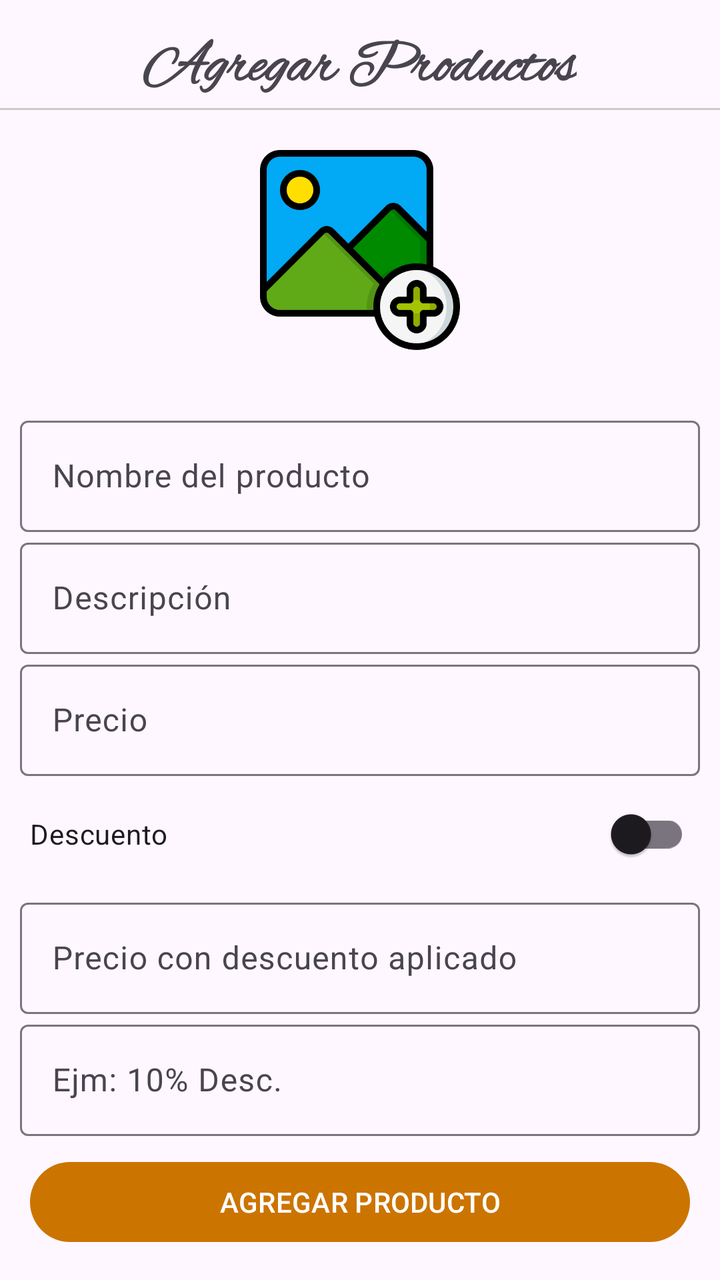
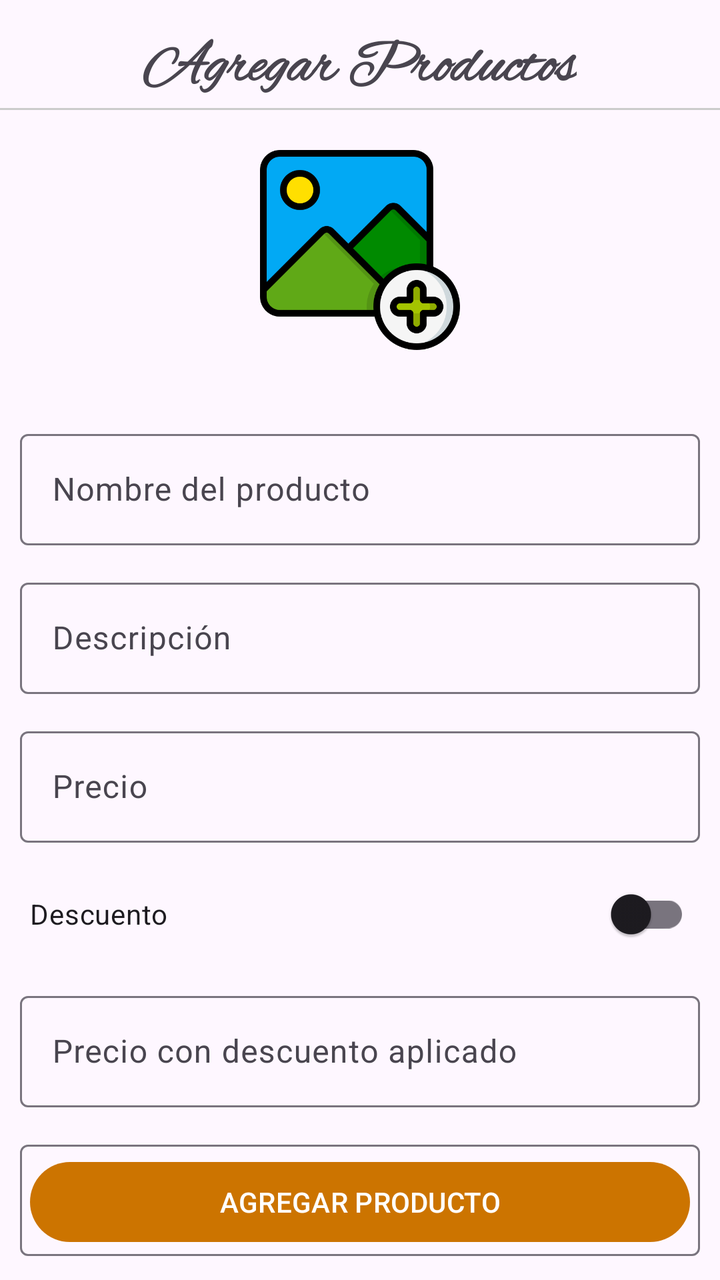

Screens rendered from an Android XML layout before and after an edit, with the pre-edit source and the edit as a unified diff.
<!-- AndroidManifest.xml: application theme Theme.SlopShop -->
<!-- res/layout/activity_agregar_producto.xml -->
<?xml version="1.0" encoding="utf-8"?>
<RelativeLayout xmlns:android="http://schemas.android.com/apk/res/android"
    xmlns:app="http://schemas.android.com/apk/res-auto"
    xmlns:tools="http://schemas.android.com/tools"
    android:id="@+id/main"
    android:layout_width="match_parent"
    android:layout_height="match_parent"
    tools:context=".Administrador.Productos.AgregarProductoActivity">

    <RelativeLayout
        android:id="@+id/RLTitulo"
        android:layout_width="match_parent"
        android:layout_height="55dp">

        <TextView
            android:text="@string/txtAgregarProductos"
            android:layout_centerInParent="true"
            android:textStyle="bold"
            android:paddingTop="10dp"
            android:textSize="30sp"
            android:fontFamily="@font/handwrite"
            android:layout_width="wrap_content"
            android:layout_height="wrap_content"/>

        <View
            android:layout_width="match_parent"
            android:layout_height="1dp"
            android:layout_alignParentBottom="true"
            android:background="#ccc"/>
    </RelativeLayout>

    <RelativeLayout
        android:id="@+id/RLImagen"
        android:layout_below="@+id/RLTitulo"
        android:layout_width="match_parent"
        android:layout_height="wrap_content">

        <androidx.appcompat.widget.AppCompatImageView
            android:id="@+id/imgAgregarProducto"
            android:layout_centerInParent="true"
            android:layout_marginTop="40dp"
            android:src="@drawable/icono_agregar_foto"
            android:layout_width="100dp"
            android:layout_height="100dp"/>

    </RelativeLayout>

    <androidx.core.widget.NestedScrollView
        android:layout_below="@+id/RLImagen"
        android:padding="10dp"
        android:layout_width="match_parent"
        android:layout_height="wrap_content">
        
        <RelativeLayout
            android:layout_width="match_parent"
            android:layout_height="wrap_content">

            <androidx.recyclerview.widget.RecyclerView
                android:id="@+id/RVImagenesProducto"
                app:layoutManager="androidx.recyclerview.widget.GridLayoutManager"
                tools:listitem="@layout/item_imagenes_seleccionadas"
                app:spanCount="4"
                android:layout_width="match_parent"
                android:layout_height="wrap_content"/>
            
            <com.google.android.material.textfield.TextInputLayout
                android:id="@+id/TILNombreP"
                android:layout_below="@id/RVImagenesProducto"
                android:layout_width="match_parent"
                android:layout_height="wrap_content">

                <EditText
                    android:id="@+id/etNombreProducto"
                    android:hint="@string/NombreP"
                    android:inputType="textCapSentences"
                    android:layout_width="match_parent"
                    android:layout_height="wrap_content"/>


            </com.google.android.material.textfield.TextInputLayout>

            <com.google.android.material.textfield.TextInputLayout
                android:id="@+id/TILDescripcionP"
                android:layout_below="@+id/TILNombreP"
                android:layout_width="match_parent"
                android:layout_height="wrap_content">

                <EditText
                    android:id="@+id/etDescripcionP"
                    android:hint="@string/Descripcion"
                    android:inputType="textCapSentences"
                    android:layout_width="match_parent"
                    android:layout_height="wrap_content"/>


            </com.google.android.material.textfield.TextInputLayout>

            <com.google.android.material.textfield.TextInputLayout
                android:id="@+id/TILPrecioP"
                android:layout_below="@+id/TILDescripcionP"
                android:layout_width="match_parent"
                android:layout_height="wrap_content">

                <EditText
                    android:id="@+id/etPrecioP"
                    android:layout_width="match_parent"
                    android:layout_height="wrap_content"
                    android:hint="@string/Precio"
                    android:inputType="numberDecimal" />


            </com.google.android.material.textfield.TextInputLayout>

            <androidx.appcompat.widget.SwitchCompat
                android:id="@+id/decuentoSwitch"
                android:text="@string/Descuento"
                android:layout_below="@id/TILPrecioP"
                android:layout_width="match_parent"
                android:layout_height="wrap_content"
                android:layout_margin="5dp"/>

            <com.google.android.material.textfield.TextInputLayout
                android:id="@+id/TILPrecioDescuentoP"
                android:layout_below="@id/decuentoSwitch"
                android:layout_width="match_parent"
                android:layout_height="wrap_content">

                <EditText
                    android:id="@+id/etPrecioConDescuentoP"
                    android:hint="@string/PrecioConDescuento"
                    android:inputType="numberDecimal"
                    android:layout_width="match_parent"
                    android:layout_height="wrap_content"/>


            </com.google.android.material.textfield.TextInputLayout>

            <com.google.android.material.textfield.TextInputLayout
                android:id="@+id/TILNotaAyudaDesc"
                android:layout_below="@id/TILPrecioDescuentoP"
                android:layout_width="match_parent"
                android:layout_height="wrap_content">

                <EditText
                    android:id="@+id/ejemploDescuento"
                    android:hint="@string/ejemploDescuento"
                    android:layout_width="match_parent"
                    android:layout_height="wrap_content"/>


            </com.google.android.material.textfield.TextInputLayout>

        </RelativeLayout>



    </androidx.core.widget.NestedScrollView>
    
    <com.google.android.material.button.MaterialButton
        android:id="@+id/btnAgregarProducto"
        android:text="@string/btnAgregarProducto"
        android:layout_alignParentBottom="true"
        android:textAllCaps="true"
        android:layout_margin="15dp"
        android:layout_width="match_parent"
        android:layout_height="wrap_content"/>



</RelativeLayout>
<!-- res/layout/item_imagenes_seleccionadas.xml (included above) -->
<?xml version="1.0" encoding="utf-8"?>
<com.google.android.material.card.MaterialCardView xmlns:android="http://schemas.android.com/apk/res/android"
    android:layout_width="match_parent"
    android:layout_height="wrap_content"
    xmlns:app="http://schemas.android.com/apk/res-auto"
    app:cardElevation="0dp"
    app:cardUseCompatPadding="true">

    <RelativeLayout
        android:layout_width="match_parent"
        android:layout_height="wrap_content">

        <androidx.appcompat.widget.AppCompatImageView
            android:id="@+id/itemImagen"
            android:scaleType="centerCrop"
            android:adjustViewBounds="true"
            android:src="@drawable/icono_imagen"
            android:layout_width="match_parent"
            android:layout_height="wrap_content"/>

        <androidx.appcompat.widget.AppCompatImageView
            android:id="@+id/borrarItemImagen"
            android:layout_alignParentEnd="true"
            android:padding="5dp"
            android:src="@drawable/icono_borrar"
            android:layout_width="42dp"
            android:layout_height="42dp" />
    </RelativeLayout>

</com.google.android.material.card.MaterialCardView>
<!-- resources referenced by this layout -->
<resources>
  <!-- drawable icono_agregar_foto: png bitmap (drawable, 24679 bytes) -->
  <!-- drawable icono_borrar: png bitmap (drawable, 16895 bytes) -->
  <!-- drawable icono_imagen: png bitmap (drawable, 11596 bytes) -->
  <string name="Descripcion">Descripción</string>
  <string name="Descuento">Descuento</string>
  <string name="NombreP">Nombre del producto</string>
  <string name="Precio">Precio</string>
  <string name="PrecioConDescuento">Precio con descuento aplicado</string>
  <string name="btnAgregarProducto">Agregar Producto</string>
  <string name="ejemploDescuento">Ejm: 10% Desc.</string>
  <string name="txtAgregarProductos">Agregar Productos</string>
  <style name="Theme.SlopShop" parent="Base.Theme.SlopShop" />
  <style name="Base.Theme.SlopShop" parent="Theme.Material3.DayNight.NoActionBar">
          
          <item name="colorPrimary">@color/naranja_oscuro</item>
      </style>
  <color name="naranja_oscuro">#CC7400</color>
</resources>

<!-- the commit's change to res/layout/activity_agregar_producto.xml (unified diff, before → after) -->
@@ -7,12 +7,14 @@
     android:layout_height="match_parent"
     tools:context=".Administrador.Productos.AgregarProductoActivity">
 
+
     <RelativeLayout
         android:id="@+id/RLTitulo"
         android:layout_width="match_parent"
         android:layout_height="55dp">
 
         <TextView
+
             android:text="@string/txtAgregarProductos"
             android:layout_centerInParent="true"
             android:textStyle="bold"
@@ -50,7 +52,7 @@
         android:padding="10dp"
         android:layout_width="match_parent"
         android:layout_height="wrap_content">
-        
+
         <RelativeLayout
             android:layout_width="match_parent"
             android:layout_height="wrap_content">
@@ -62,19 +64,21 @@
                 app:spanCount="4"
                 android:layout_width="match_parent"
                 android:layout_height="wrap_content"/>
-            
+
             <com.google.android.material.textfield.TextInputLayout
                 android:id="@+id/TILNombreP"
                 android:layout_below="@id/RVImagenesProducto"
                 android:layout_width="match_parent"
-                android:layout_height="wrap_content">
+                android:layout_height="wrap_content"
+                android:layout_marginVertical="20px">
 
                 <EditText
                     android:id="@+id/etNombreProducto"
                     android:hint="@string/NombreP"
                     android:inputType="textCapSentences"
                     android:layout_width="match_parent"
-                    android:layout_height="wrap_content"/>
+                    android:layout_height="wrap_content"
+                    />
 
 
             </com.google.android.material.textfield.TextInputLayout>
@@ -83,7 +87,9 @@
                 android:id="@+id/TILDescripcionP"
                 android:layout_below="@+id/TILNombreP"
                 android:layout_width="match_parent"
-                android:layout_height="wrap_content">
+                android:layout_height="wrap_content"
+                android:layout_marginVertical="20px"
+                >
 
                 <EditText
                     android:id="@+id/etDescripcionP"
@@ -99,7 +105,8 @@
                 android:id="@+id/TILPrecioP"
                 android:layout_below="@+id/TILDescripcionP"
                 android:layout_width="match_parent"
-                android:layout_height="wrap_content">
+                android:layout_height="wrap_content"
+                android:layout_marginVertical="20px">
 
                 <EditText
                     android:id="@+id/etPrecioP"
@@ -117,13 +124,15 @@
                 android:layout_below="@id/TILPrecioP"
                 android:layout_width="match_parent"
                 android:layout_height="wrap_content"
-                android:layout_margin="5dp"/>
+                android:layout_margin="5dp"
+                />
 
             <com.google.android.material.textfield.TextInputLayout
                 android:id="@+id/TILPrecioDescuentoP"
                 android:layout_below="@id/decuentoSwitch"
                 android:layout_width="match_parent"
-                android:layout_height="wrap_content">
+                android:layout_height="wrap_content"
+                android:layout_marginVertical="20px">
 
                 <EditText
                     android:id="@+id/etPrecioConDescuentoP"
@@ -139,7 +148,8 @@
                 android:id="@+id/TILNotaAyudaDesc"
                 android:layout_below="@id/TILPrecioDescuentoP"
                 android:layout_width="match_parent"
-                android:layout_height="wrap_content">
+                android:layout_height="wrap_content"
+                android:layout_marginVertical="20px">
 
                 <EditText
                     android:id="@+id/ejemploDescuento"
@@ -155,7 +165,7 @@
 
 
     </androidx.core.widget.NestedScrollView>
-    
+
     <com.google.android.material.button.MaterialButton
         android:id="@+id/btnAgregarProducto"
         android:text="@string/btnAgregarProducto"
